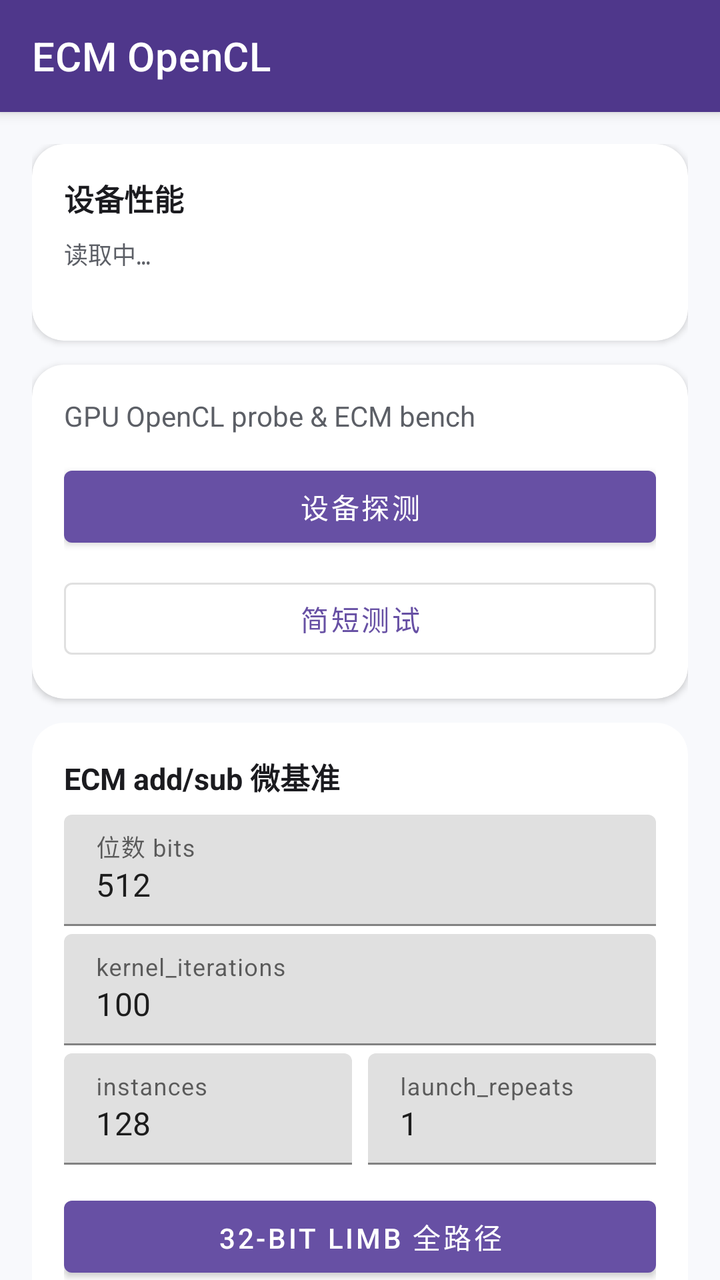
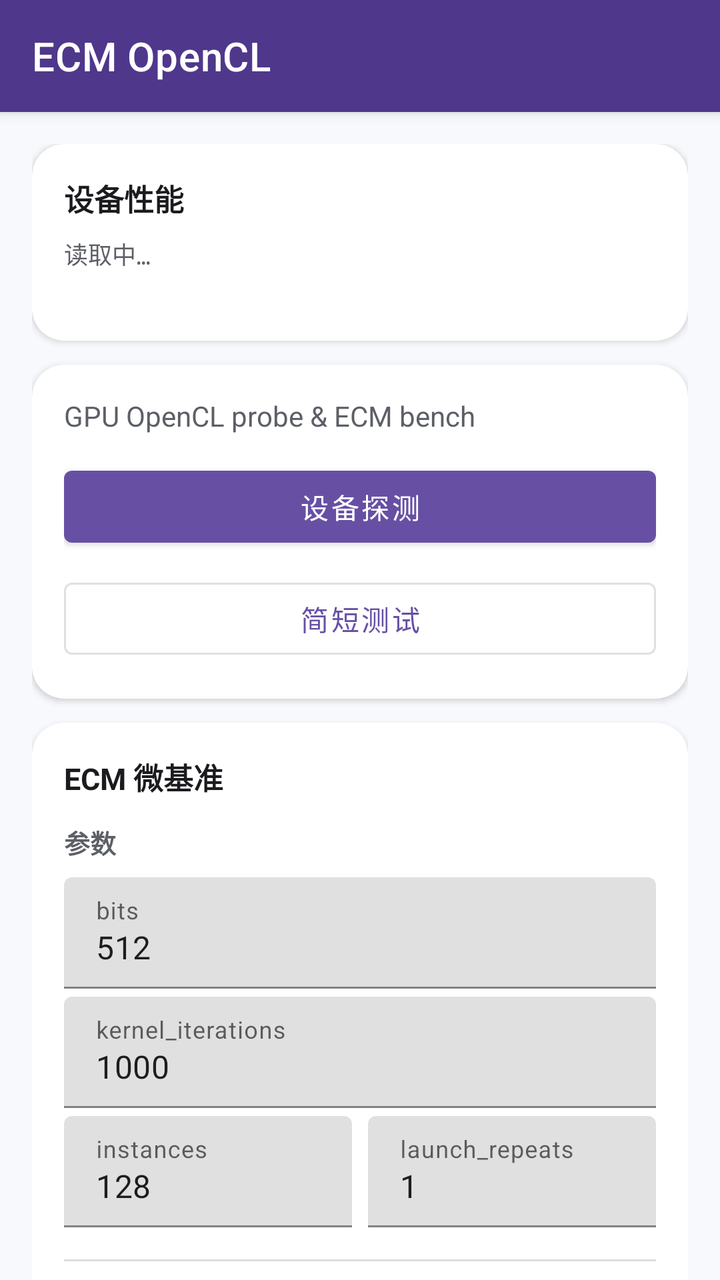

Compare the two renders of this Android layout. The source of the first and the diff that turns it into the second are given below.
<!-- AndroidManifest.xml: application theme Theme.ECM -->
<!-- res/layout/activity_main.xml -->
<?xml version="1.0" encoding="utf-8"?>
<androidx.coordinatorlayout.widget.CoordinatorLayout xmlns:android="http://schemas.android.com/apk/res/android"
    xmlns:app="http://schemas.android.com/apk/res-auto"
    android:layout_width="match_parent"
    android:layout_height="match_parent"
    android:background="@color/surface">

    <com.google.android.material.appbar.AppBarLayout
        android:layout_width="match_parent"
        android:layout_height="wrap_content"
        android:background="@color/purple_700">

        <com.google.android.material.appbar.MaterialToolbar
            android:id="@+id/toolbar"
            android:layout_width="match_parent"
            android:layout_height="?attr/actionBarSize"
            app:title="@string/app_name"
            app:titleTextColor="@android:color/white" />
    </com.google.android.material.appbar.AppBarLayout>

    <androidx.core.widget.NestedScrollView
        android:id="@+id/nestedScrollView"
        android:layout_width="match_parent"
        android:layout_height="match_parent"
        android:clipToPadding="false"
        android:padding="16dp"
        app:layout_behavior="@string/appbar_scrolling_view_behavior">

        <LinearLayout
            android:layout_width="match_parent"
            android:layout_height="wrap_content"
            android:orientation="vertical">

            <com.google.android.material.card.MaterialCardView
                android:layout_width="match_parent"
                android:layout_height="wrap_content"
                app:cardBackgroundColor="@color/card_bg"
                app:cardCornerRadius="16dp"
                app:cardElevation="2dp">

                <LinearLayout
                    android:layout_width="match_parent"
                    android:layout_height="wrap_content"
                    android:orientation="vertical"
                    android:padding="16dp">

                    <TextView
                        android:layout_width="match_parent"
                        android:layout_height="wrap_content"
                        android:text="@string/perf_section_title"
                        android:textColor="@color/text_primary"
                        android:textSize="15sp"
                        android:textStyle="bold" />

                    <TextView
                        android:id="@+id/perf_text"
                        android:layout_width="match_parent"
                        android:layout_height="wrap_content"
                        android:layout_marginTop="8dp"
                        android:fontFamily="monospace"
                        android:lineSpacingExtra="2dp"
                        android:text="@string/perf_loading"
                        android:textColor="@color/text_secondary"
                        android:textSize="12sp" />

                    <TextView
                        android:id="@+id/perf_updated"
                        android:layout_width="match_parent"
                        android:layout_height="wrap_content"
                        android:layout_marginTop="4dp"
                        android:textColor="@color/text_secondary"
                        android:textSize="11sp" />
                </LinearLayout>
            </com.google.android.material.card.MaterialCardView>

            <com.google.android.material.card.MaterialCardView
                android:layout_width="match_parent"
                android:layout_height="wrap_content"
                android:layout_marginTop="12dp"
                app:cardBackgroundColor="@color/card_bg"
                app:cardCornerRadius="16dp"
                app:cardElevation="2dp">

                <LinearLayout
                    android:layout_width="match_parent"
                    android:layout_height="wrap_content"
                    android:orientation="vertical"
                    android:padding="16dp">

                    <TextView
                        android:layout_width="match_parent"
                        android:layout_height="wrap_content"
                        android:text="@string/subtitle"
                        android:textColor="@color/text_secondary"
                        android:textSize="14sp" />

                    <ProgressBar
                        android:id="@+id/progress"
                        style="?android:attr/progressBarStyleHorizontal"
                        android:layout_width="match_parent"
                        android:layout_height="wrap_content"
                        android:layout_marginTop="12dp"
                        android:indeterminate="true"
                        android:visibility="gone" />

                    <com.google.android.material.button.MaterialButton
                        android:id="@+id/btn_probe"
                        style="@style/Widget.MaterialComponents.Button"
                        android:layout_width="match_parent"
                        android:layout_height="wrap_content"
                        android:layout_marginTop="12dp"
                        android:text="@string/btn_probe" />

                    <com.google.android.material.button.MaterialButton
                        android:id="@+id/btn_short"
                        style="@style/Widget.MaterialComponents.Button.OutlinedButton"
                        android:layout_width="match_parent"
                        android:layout_height="wrap_content"
                        android:layout_marginTop="8dp"
                        android:text="@string/btn_short" />
                </LinearLayout>
            </com.google.android.material.card.MaterialCardView>

            <com.google.android.material.card.MaterialCardView
                android:layout_width="match_parent"
                android:layout_height="wrap_content"
                android:layout_marginTop="12dp"
                app:cardBackgroundColor="@color/card_bg"
                app:cardCornerRadius="16dp"
                app:cardElevation="2dp">

                <LinearLayout
                    android:layout_width="match_parent"
                    android:layout_height="wrap_content"
                    android:orientation="vertical"
                    android:padding="16dp">

                    <TextView
                        android:layout_width="match_parent"
                        android:layout_height="wrap_content"
                        android:text="@string/addsub_section_title"
                        android:textColor="@color/text_primary"
                        android:textSize="15sp"
                        android:textStyle="bold" />

                    <com.google.android.material.textfield.TextInputLayout
                        android:layout_width="match_parent"
                        android:layout_height="wrap_content"
                        android:layout_marginTop="8dp"
                        android:hint="@string/hint_bits">

                        <com.google.android.material.textfield.TextInputEditText
                            android:id="@+id/input_bits"
                            android:layout_width="match_parent"
                            android:layout_height="wrap_content"
                            android:inputType="number"
                            android:text="@string/default_bits" />
                    </com.google.android.material.textfield.TextInputLayout>

                    <com.google.android.material.textfield.TextInputLayout
                        android:layout_width="match_parent"
                        android:layout_height="wrap_content"
                        android:layout_marginTop="4dp"
                        android:hint="@string/hint_kernel_iters">

                        <com.google.android.material.textfield.TextInputEditText
                            android:id="@+id/input_kernel_iters"
                            android:layout_width="match_parent"
                            android:layout_height="wrap_content"
                            android:inputType="number"
                            android:text="@string/default_kernel_iters" />
                    </com.google.android.material.textfield.TextInputLayout>

                    <LinearLayout
                        android:layout_width="match_parent"
                        android:layout_height="wrap_content"
                        android:layout_marginTop="4dp"
                        android:orientation="horizontal">

                        <com.google.android.material.textfield.TextInputLayout
                            android:layout_width="0dp"
                            android:layout_height="wrap_content"
                            android:layout_marginEnd="4dp"
                            android:layout_weight="1"
                            android:hint="@string/hint_instances">

                            <com.google.android.material.textfield.TextInputEditText
                                android:id="@+id/input_instances"
                                android:layout_width="match_parent"
                                android:layout_height="wrap_content"
                                android:inputType="number"
                                android:text="@string/default_instances" />
                        </com.google.android.material.textfield.TextInputLayout>

                        <com.google.android.material.textfield.TextInputLayout
                            android:layout_width="0dp"
                            android:layout_height="wrap_content"
                            android:layout_marginStart="4dp"
                            android:layout_weight="1"
                            android:hint="@string/hint_launch_repeats">

                            <com.google.android.material.textfield.TextInputEditText
                                android:id="@+id/input_launch_repeats"
                                android:layout_width="match_parent"
                                android:layout_height="wrap_content"
                                android:inputType="number"
                                android:text="@string/default_launch_repeats" />
                        </com.google.android.material.textfield.TextInputLayout>
                    </LinearLayout>

                    <com.google.android.material.button.MaterialButton
                        android:id="@+id/btn_addsub_bench"
                        style="@style/Widget.MaterialComponents.Button"
                        android:layout_width="match_parent"
                        android:layout_height="wrap_content"
                        android:layout_marginTop="12dp"
                        android:text="@string/btn_addsub_bench" />

                    <com.google.android.material.button.MaterialButton
                        android:id="@+id/btn_addsub_bench_24"
                        style="@style/Widget.MaterialComponents.Button.OutlinedButton"
                        android:layout_width="match_parent"
                        android:layout_height="wrap_content"
                        android:layout_marginTop="8dp"
                        android:text="@string/btn_addsub_bench_24" />

                    <TextView
                        android:layout_width="match_parent"
                        android:layout_height="wrap_content"
                        android:layout_marginTop="12dp"
                        android:text="@string/montsqr_section_title"
                        android:textColor="@color/text_primary"
                        android:textSize="14sp"
                        android:textStyle="bold" />

                    <com.google.android.material.button.MaterialButton
                        android:id="@+id/btn_montsqr_bench"
                        style="@style/Widget.MaterialComponents.Button.OutlinedButton"
                        android:layout_width="match_parent"
                        android:layout_height="wrap_content"
                        android:layout_marginTop="8dp"
                        android:text="@string/btn_montsqr_bench" />

                    <com.google.android.material.button.MaterialButton
                        android:id="@+id/btn_montsqr_bench_24"
                        style="@style/Widget.MaterialComponents.Button.OutlinedButton"
                        android:layout_width="match_parent"
                        android:layout_height="wrap_content"
                        android:layout_marginTop="8dp"
                        android:text="@string/btn_montsqr_bench_24" />
                </LinearLayout>
            </com.google.android.material.card.MaterialCardView>

            <com.google.android.material.card.MaterialCardView
                android:layout_width="match_parent"
                android:layout_height="wrap_content"
                android:layout_marginTop="12dp"
                app:cardBackgroundColor="@color/card_bg"
                app:cardCornerRadius="16dp"
                app:cardElevation="2dp">

                <LinearLayout
                    android:layout_width="match_parent"
                    android:layout_height="wrap_content"
                    android:orientation="vertical"
                    android:padding="16dp">

                    <TextView
                        android:layout_width="match_parent"
                        android:layout_height="wrap_content"
                        android:text="@string/limb_section_title"
                        android:textColor="@color/text_primary"
                        android:textSize="15sp"
                        android:textStyle="bold" />

                    <LinearLayout
                        android:layout_width="match_parent"
                        android:layout_height="wrap_content"
                        android:layout_marginTop="8dp"
                        android:orientation="horizontal">

                        <com.google.android.material.button.MaterialButton
                            android:id="@+id/btn_bench_16"
                            style="@style/Widget.MaterialComponents.Button.OutlinedButton"
                            android:layout_width="0dp"
                            android:layout_height="wrap_content"
                            android:layout_marginEnd="4dp"
                            android:layout_weight="1"
                            android:text="@string/btn_bench_16"
                            android:textSize="12sp" />

                        <com.google.android.material.button.MaterialButton
                            android:id="@+id/btn_bench_24"
                            style="@style/Widget.MaterialComponents.Button.OutlinedButton"
                            android:layout_width="0dp"
                            android:layout_height="wrap_content"
                            android:layout_marginHorizontal="4dp"
                            android:layout_weight="1"
                            android:text="@string/btn_bench_24"
                            android:textSize="12sp" />

                        <com.google.android.material.button.MaterialButton
                            android:id="@+id/btn_bench_32"
                            style="@style/Widget.MaterialComponents.Button.OutlinedButton"
                            android:layout_width="0dp"
                            android:layout_height="wrap_content"
                            android:layout_marginStart="4dp"
                            android:layout_weight="1"
                            android:text="@string/btn_bench_32"
                            android:textSize="12sp" />
                    </LinearLayout>
                </LinearLayout>
            </com.google.android.material.card.MaterialCardView>

            <com.google.android.material.card.MaterialCardView
                android:layout_width="match_parent"
                android:layout_height="wrap_content"
                android:layout_marginTop="12dp"
                app:cardBackgroundColor="@color/card_bg"
                app:cardCornerRadius="16dp"
                app:cardElevation="2dp">

                <TextView
                    android:id="@+id/output_text"
                    android:layout_width="match_parent"
                    android:layout_height="wrap_content"
                    android:fontFamily="monospace"
                    android:padding="16dp"
                    android:text="@string/output_hint"
                    android:textColor="@color/text_primary"
                    android:textIsSelectable="true"
                    android:textSize="12sp" />
            </com.google.android.material.card.MaterialCardView>
        </LinearLayout>
    </androidx.core.widget.NestedScrollView>
</androidx.coordinatorlayout.widget.CoordinatorLayout>
<!-- resources referenced by this layout -->
<resources>
  <color name="card_bg">#FFFFFFFF</color>
  <color name="purple_700">#FF4F378B</color>
  <color name="surface">#FFF8F9FC</color>
  <color name="text_primary">#FF1B1B1F</color>
  <color name="text_secondary">#FF5C5F66</color>
  <string name="addsub_section_title">ECM add/sub 微基准</string>
  <string name="app_name">ECM OpenCL</string>
  <string name="btn_addsub_bench">32-bit limb 全路径</string>
  <string name="btn_addsub_bench_24">24-bit limb（fused + unroll）</string>
  <string name="btn_bench_16">16-bit 性能</string>
  <string name="btn_bench_24">24-bit 性能</string>
  <string name="btn_bench_32">32-bit 性能</string>
  <string name="btn_montsqr_bench">mont mul/sqr（WG, tpi=4）</string>
  <string name="btn_montsqr_bench_24">mont unroll_only_512（24-bit limb, mul24）</string>
  <string name="btn_probe">设备探测</string>
  <string name="btn_short">简短测试</string>
  <string name="default_bits">512</string>
  <string name="default_instances">128</string>
  <string name="default_kernel_iters">100</string>
  <string name="default_launch_repeats">1</string>
  <string name="hint_bits">位数 bits</string>
  <string name="hint_instances">instances</string>
  <string name="hint_kernel_iters">kernel_iterations</string>
  <string name="hint_launch_repeats">launch_repeats</string>
  <string name="limb_section_title">Limb add-mod 微基准</string>
  <string name="montsqr_section_title">ECM mont mul/sqr 微基准</string>
  <string name="output_hint">点击按钮运行测试…</string>
  <string name="perf_loading">读取中…</string>
  <string name="perf_section_title">设备性能</string>
  <string name="subtitle">GPU OpenCL probe &amp; ECM bench</string>
  <style name="Theme.ECM" parent="Theme.MaterialComponents.DayNight.NoActionBar">
          <item name="colorPrimary">@color/purple_500</item>
          <item name="colorPrimaryVariant">@color/purple_700</item>
          <item name="colorOnPrimary">@color/white</item>
          <item name="colorSecondary">@color/accent</item>
          <item name="android:statusBarColor">@color/purple_700</item>
          <item name="android:windowBackground">@color/surface</item>
      </style>
  <color name="purple_500">#FF6750A4</color>
  <color name="white">#FFFFFFFF</color>
  <color name="accent">#FF006A6A</color>
</resources>

<!-- the commit's change to res/layout/activity_main.xml (unified diff, before → after) -->
@@ -138,9 +138,18 @@
                     <TextView
                         android:layout_width="match_parent"
                         android:layout_height="wrap_content"
-                        android:text="@string/addsub_section_title"
+                        android:text="@string/bench_card_title"
                         android:textColor="@color/text_primary"
                         android:textSize="15sp"
+                        android:textStyle="bold" />
+
+                    <TextView
+                        android:layout_width="match_parent"
+                        android:layout_height="wrap_content"
+                        android:layout_marginTop="12dp"
+                        android:text="@string/bench_params_title"
+                        android:textColor="@color/text_secondary"
+                        android:textSize="13sp"
                         android:textStyle="bold" />
 
                     <com.google.android.material.textfield.TextInputLayout
@@ -208,46 +217,80 @@
                         </com.google.android.material.textfield.TextInputLayout>
                     </LinearLayout>
 
-                    <com.google.android.material.button.MaterialButton
-                        android:id="@+id/btn_addsub_bench"
-                        style="@style/Widget.MaterialComponents.Button"
-                        android:layout_width="match_parent"
-                        android:layout_height="wrap_content"
-                        android:layout_marginTop="12dp"
-                        android:text="@string/btn_addsub_bench" />
-
-                    <com.google.android.material.button.MaterialButton
-                        android:id="@+id/btn_addsub_bench_24"
-                        style="@style/Widget.MaterialComponents.Button.OutlinedButton"
-                        android:layout_width="match_parent"
-                        android:layout_height="wrap_content"
-                        android:layout_marginTop="8dp"
-                        android:text="@string/btn_addsub_bench_24" />
-
-                    <TextView
-                        android:layout_width="match_parent"
-                        android:layout_height="wrap_content"
-                        android:layout_marginTop="12dp"
-                        android:text="@string/montsqr_section_title"
+                    <View
+                        android:layout_width="match_parent"
+                        android:layout_height="1dp"
+                        android:layout_marginTop="16dp"
+                        android:background="@color/text_secondary"
+                        android:alpha="0.2" />
+
+                    <TextView
+                        android:layout_width="match_parent"
+                        android:layout_height="wrap_content"
+                        android:layout_marginTop="16dp"
+                        android:text="@string/section_addsub"
                         android:textColor="@color/text_primary"
                         android:textSize="14sp"
                         android:textStyle="bold" />
 
-                    <com.google.android.material.button.MaterialButton
-                        android:id="@+id/btn_montsqr_bench"
-                        style="@style/Widget.MaterialComponents.Button.OutlinedButton"
-                        android:layout_width="match_parent"
-                        android:layout_height="wrap_content"
-                        android:layout_marginTop="8dp"
-                        android:text="@string/btn_montsqr_bench" />
-
-                    <com.google.android.material.button.MaterialButton
-                        android:id="@+id/btn_montsqr_bench_24"
-                        style="@style/Widget.MaterialComponents.Button.OutlinedButton"
-                        android:layout_width="match_parent"
-                        android:layout_height="wrap_content"
-                        android:layout_marginTop="8dp"
-                        android:text="@string/btn_montsqr_bench_24" />
+                    <LinearLayout
+                        android:layout_width="match_parent"
+                        android:layout_height="wrap_content"
+                        android:layout_marginTop="8dp"
+                        android:orientation="horizontal">
+
+                        <com.google.android.material.button.MaterialButton
+                            android:id="@+id/btn_addsub_32"
+                            style="@style/Widget.MaterialComponents.Button"
+                            android:layout_width="0dp"
+                            android:layout_height="wrap_content"
+                            android:layout_marginEnd="6dp"
+                            android:layout_weight="1"
+                            android:text="@string/btn_limb_32" />
+
+                        <com.google.android.material.button.MaterialButton
+                            android:id="@+id/btn_addsub_24"
+                            style="@style/Widget.MaterialComponents.Button.OutlinedButton"
+                            android:layout_width="0dp"
+                            android:layout_height="wrap_content"
+                            android:layout_marginStart="6dp"
+                            android:layout_weight="1"
+                            android:text="@string/btn_limb_24" />
+                    </LinearLayout>
+
+                    <TextView
+                        android:layout_width="match_parent"
+                        android:layout_height="wrap_content"
+                        android:layout_marginTop="16dp"
+                        android:text="@string/section_mont"
+                        android:textColor="@color/text_primary"
+                        android:textSize="14sp"
+                        android:textStyle="bold" />
+
+                    <LinearLayout
+                        android:layout_width="match_parent"
+                        android:layout_height="wrap_content"
+                        android:layout_marginTop="8dp"
+                        android:orientation="horizontal">
+
+                        <com.google.android.material.button.MaterialButton
+                            android:id="@+id/btn_mont_32"
+                            style="@style/Widget.MaterialComponents.Button"
+                            android:layout_width="0dp"
+                            android:layout_height="wrap_content"
+                            android:layout_marginEnd="6dp"
+                            android:layout_weight="1"
+                            android:text="@string/btn_limb_32" />
+
+                        <com.google.android.material.button.MaterialButton
+                            android:id="@+id/btn_mont_24"
+                            style="@style/Widget.MaterialComponents.Button.OutlinedButton"
+                            android:layout_width="0dp"
+                            android:layout_height="wrap_content"
+                            android:layout_marginStart="6dp"
+                            android:layout_weight="1"
+                            android:text="@string/btn_limb_24" />
+                    </LinearLayout>
                 </LinearLayout>
             </com.google.android.material.card.MaterialCardView>
 
<!-- resource entries referenced after the edit -->
@@ -1,34 +1,34 @@
 <!-- resources referenced by this layout -->
 <resources>
-  <color name="card_bg">#FFFFFFFF</color>
-  <color name="purple_700">#FF4F378B</color>
-  <color name="surface">#FFF8F9FC</color>
-  <color name="text_primary">#FF1B1B1F</color>
-  <color name="text_secondary">#FF5C5F66</color>
-  <string name="addsub_section_title">ECM add/sub 微基准</string>
+  <color name="card_bg">#FFFFFF</color>
+  <color name="purple_700">#4F378B</color>
+  <color name="surface">#F8F9FC</color>
+  <color name="text_primary">#1B1B1F</color>
+  <color name="text_secondary">#5C5F66</color>
   <string name="app_name">ECM OpenCL</string>
-  <string name="btn_addsub_bench">32-bit limb 全路径</string>
-  <string name="btn_addsub_bench_24">24-bit limb（fused + unroll）</string>
-  <string name="btn_bench_16">16-bit 性能</string>
-  <string name="btn_bench_24">24-bit 性能</string>
-  <string name="btn_bench_32">32-bit 性能</string>
-  <string name="btn_montsqr_bench">mont mul/sqr（WG, tpi=4）</string>
-  <string name="btn_montsqr_bench_24">mont unroll_only_512（24-bit limb, mul24）</string>
+  <string name="bench_card_title">ECM 微基准</string>
+  <string name="bench_params_title">参数</string>
+  <string name="btn_bench_16">16-bit</string>
+  <string name="btn_bench_24">24-bit</string>
+  <string name="btn_bench_32">32-bit</string>
+  <string name="btn_limb_24">24-bit</string>
+  <string name="btn_limb_32">32-bit</string>
   <string name="btn_probe">设备探测</string>
   <string name="btn_short">简短测试</string>
   <string name="default_bits">512</string>
   <string name="default_instances">128</string>
-  <string name="default_kernel_iters">100</string>
+  <string name="default_kernel_iters">1000</string>
   <string name="default_launch_repeats">1</string>
-  <string name="hint_bits">位数 bits</string>
+  <string name="hint_bits">bits</string>
   <string name="hint_instances">instances</string>
   <string name="hint_kernel_iters">kernel_iterations</string>
   <string name="hint_launch_repeats">launch_repeats</string>
   <string name="limb_section_title">Limb add-mod 微基准</string>
-  <string name="montsqr_section_title">ECM mont mul/sqr 微基准</string>
   <string name="output_hint">点击按钮运行测试…</string>
   <string name="perf_loading">读取中…</string>
   <string name="perf_section_title">设备性能</string>
+  <string name="section_addsub">Add / Sub</string>
+  <string name="section_mont">Montgomery Mul / Sqr</string>
   <string name="subtitle">GPU OpenCL probe &amp; ECM bench</string>
   <style name="Theme.ECM" parent="Theme.MaterialComponents.DayNight.NoActionBar">
           <item name="colorPrimary">@color/purple_500</item>
@@ -38,8 +38,8 @@
           <item name="android:statusBarColor">@color/purple_700</item>
           <item name="android:windowBackground">@color/surface</item>
       </style>
-  <color name="purple_500">#FF6750A4</color>
-  <color name="white">#FFFFFFFF</color>
-  <color name="accent">#FF006A6A</color>
+  <color name="purple_500">#6750A4</color>
+  <color name="white">#FFFFFF</color>
+  <color name="accent">#006A6A</color>
 </resources>
 
